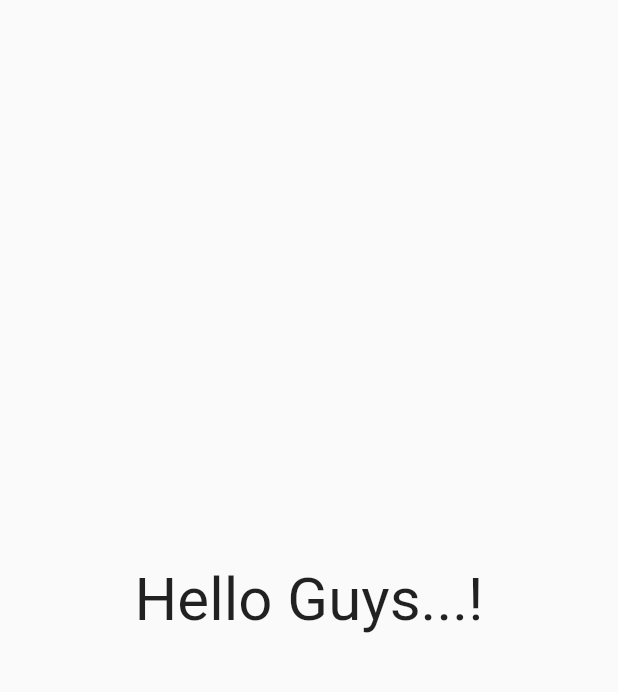
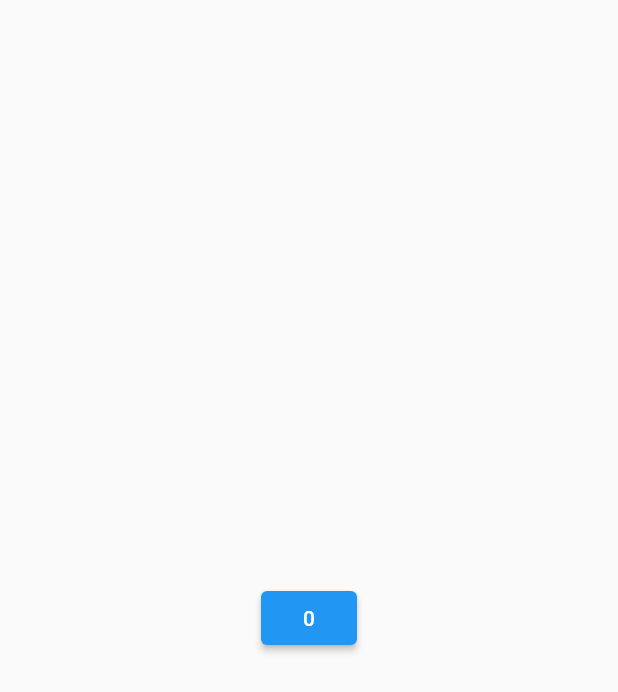
Before and after one commit to DheerajWork/practice_project, a Flutter app: the first screen one second after launch, on a phone screen of 412 x 824 dp. Shown: the top 692 px of the screen. Run offline on Flutter 3.47's test engine with Material 2 defaults, Android fonts, the phone set to English and light mode, and no system bars; our stand-ins replace cloud_firestore, email_validator, firebase_auth, firebase_core, image_cropper, image_picker and 1 more; accounts and stored records are empty.

Commit message:
SharePreference Done

```diff
--- a/lib/main.dart
+++ b/lib/main.dart
@@ -1,14 +1,11 @@
 
 import 'package:flutter/material.dart';
-import 'package:practice_project/phone_authentication/phone_authentication.dart';
 import 'package:practice_project/register_api/haha.dart';
 import 'package:practice_project/register_api/login_api.dart';
 import 'package:practice_project/register_api/ocx_login.dart';
-import 'package:practice_project/register_api/ocx_login_2.dart';
 import 'package:practice_project/register_api/ocx_registeration.dart';
 import 'package:practice_project/register_api/register_api.dart';
-import 'package:practice_project/register_api/splash_screen.dart';
-import 'package:practice_project/student/student_model_class.dart';
+import 'package:practice_project/share_preference/share_preference.dart';
 import 'package:shared_preferences/shared_preferences.dart';
 import 'package:firebase_core/firebase_core.dart';
 
@@ -34,10 +31,34 @@ class MyApp extends StatelessWidget {
       OcxLogin.route:(context) =>OcxLogin(),
       OcxRegister.route : (context) => OcxRegister()
     },
-    home: SplashScreen(),
+    home: MySharePref(),
     );
   }
 }
+
+
+
+
+
+
+
+
+
+
+
+
+
+
+
+
+
+
+
+
+
+
+
+
 
 class MyHomePage extends StatefulWidget {
   final String title;
--- /dev/null
+++ b/lib/share_preference/share_preference.dart
@@ -0,0 +1,60 @@
+import 'package:flutter/material.dart';
+import 'package:shared_preferences/shared_preferences.dart';
+
+class MySharePref extends StatefulWidget {
+  @override
+  _MySharePrefState createState() => _MySharePrefState();
+}
+
+class _MySharePrefState extends State<MySharePref> {
+  int num = 0;
+  SharedPreferences? pref;
+
+  setNum() async {
+    pref = await SharedPreferences.getInstance();
+
+    if (pref!.getInt('num') != null) {
+      num = pref!.getInt('num')!;
+
+      print(num);
+    } else {
+      pref!.setInt('num', num);
+
+      print(num);
+    }
+  }
+
+  addNum() {
+    setState(() {
+      num++;
+      pref!.setInt('num', num);
+    });
+  }
+
+  @override
+  void initState() {
+    // TODO: implement initState
+    super.initState();
+    setNum();
+  }
+
+  @override
+  Widget build(BuildContext context) {
+    return Scaffold(
+      body: Center(
+        child: Column(
+          mainAxisAlignment: MainAxisAlignment.center,
+          children: [
+           // Text('$num',style: TextStyle(fontSize: 30,fontWeight: FontWeight.bold),),
+            ElevatedButton(
+                onPressed: () {
+                  addNum();
+                  setState(() {});
+                },
+                child: Text('$num'))
+          ],
+        ),
+      ),
+    );
+  }
+}
```
